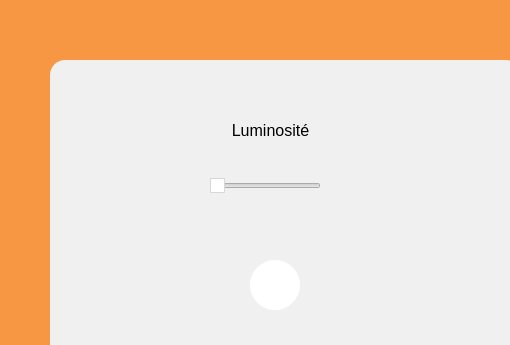
Qt form RaspberryPi/GUI/form.ui (Nico-GYW/cocktail_machine) before a commit; both pictures show x 0 to 510 and y 0 to 345 of the 799 by 480 pixel window.
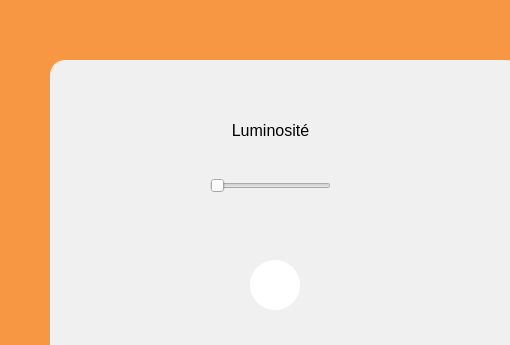
The same form after that commit. Icons and pictures are not drawn. Custom widgets are drawn as their Qt base class.

```diff
--- a/RaspberryPi/GUI/form.ui
+++ b/RaspberryPi/GUI/form.ui
@@ -2979,15 +2979,14 @@
           <rect>
            <x>160</x>
            <y>110</y>
-           <width>111</width>
+           <width>121</width>
            <height>31</height>
           </rect>
          </property>
          <property name="styleSheet">
           <string notr="true">QSlider::handle:horizontal {
-    background-color: white;
-	border: 1px solid #D8D8D8; /* Couleur de bordure, ajustez selon besoin */
-	border-radius: 15px; /* Rend le bouton rond */
+     margin: -15px 0; /* Agrandit la zone de saisie verticalement */
+	height: 30px; 
 }
 
 QSlider::handle:vertical {
```
